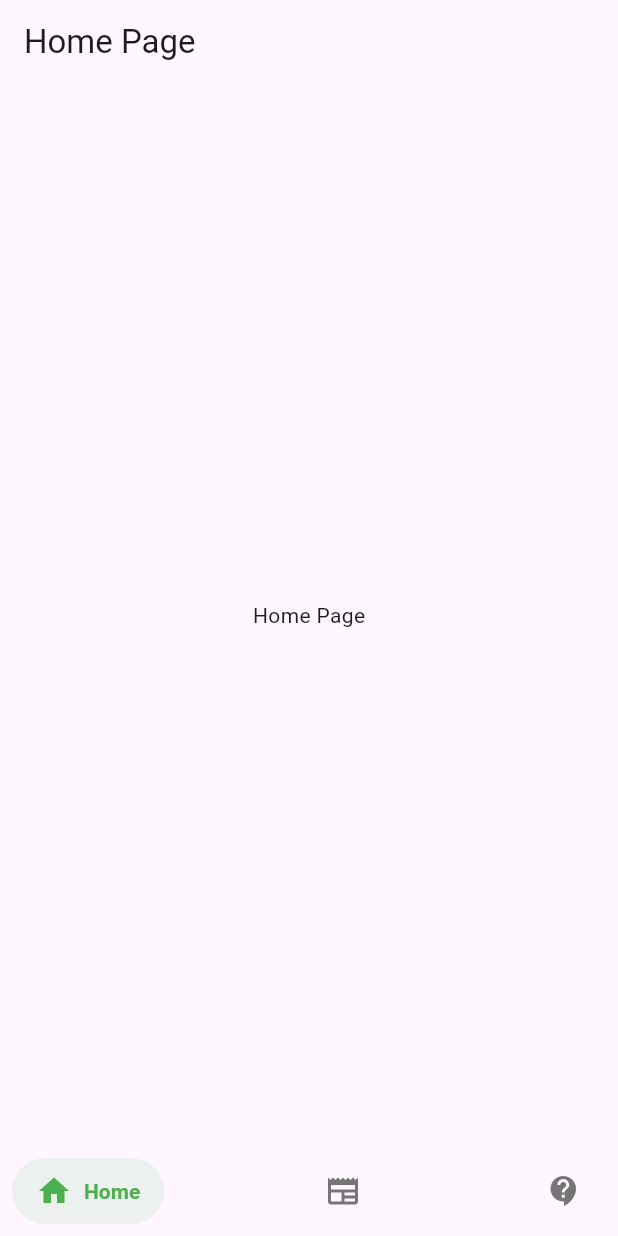
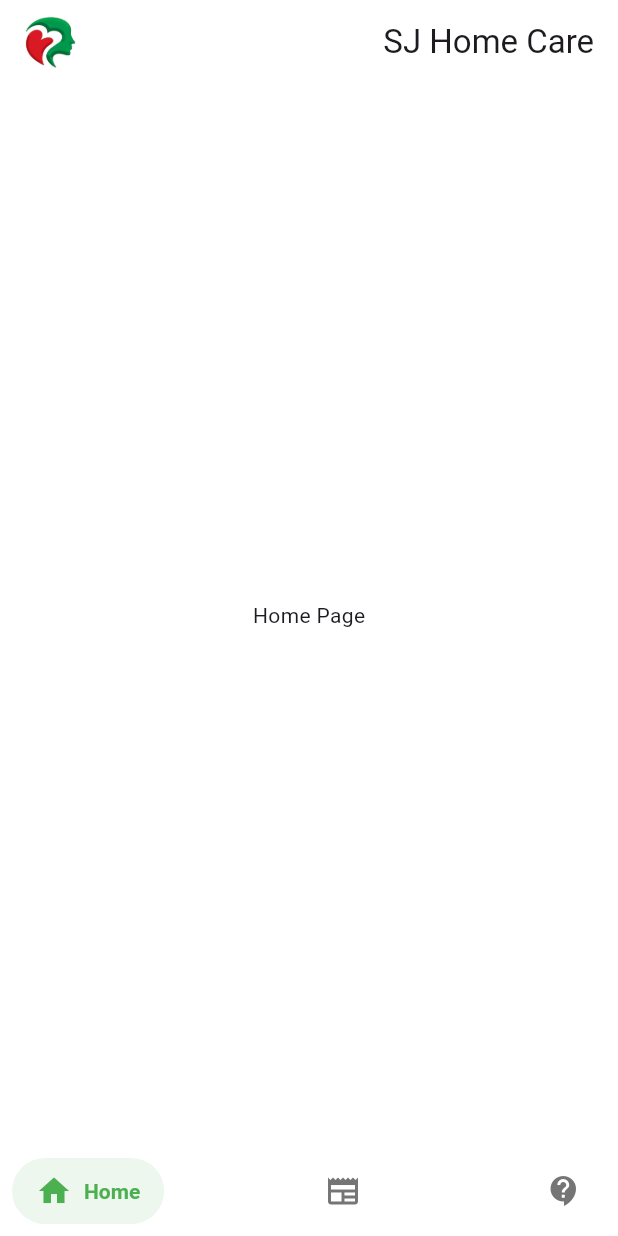
Before and after one commit to ldmallari/sjhomecare_app, a Flutter app: the screen it shows after launch, on a phone screen of 412 x 824 dp. Run offline on Flutter 3.47's test engine with Material 3 defaults, Android fonts, the light colour scheme and no system bars; drawn by our look-alikes of salomon_bottom_bar.

Commit message:
few tweaks on some screens

```diff
--- a/lib/main.dart
+++ b/lib/main.dart
@@ -29,6 +29,7 @@ class MyApp extends StatefulWidget {
 
 class _MyAppState extends State<MyApp> {
   int _selectedIndex = 0;
+  static const logo = 'lib/assets/logo.png';
 
   final List<Widget> _pages = [
     const HomeScreen(),
@@ -43,6 +44,7 @@ class _MyAppState extends State<MyApp> {
       home: Scaffold(
         body: _pages[_selectedIndex],
         bottomNavigationBar: SalomonBottomBar(
+          backgroundColor: Colors.white,
           currentIndex: _selectedIndex,
           unselectedItemColor: const Color(0xff757575),
           onTap: (index) {
@@ -77,7 +79,7 @@ class HomeScreen extends StatelessWidget {
   const HomeScreen({super.key});
   @override
   Widget build(BuildContext context) {
-    return const HomePage(title: 'Home Page');
+    return const HomePage(title: 'SJ Home Care', logo: _MyAppState.logo);
   }
 }
 
@@ -85,7 +87,7 @@ class ArticleScreen extends StatelessWidget {
   const ArticleScreen({super.key});
   @override
   Widget build(BuildContext context) {
-    return const ArticlePage(title: 'Article Page');
+    return const ArticlePage(title: 'Explore Articles', logo: _MyAppState.logo);
   }
 }
 
@@ -93,6 +95,6 @@ class SupportScreen extends StatelessWidget {
   const SupportScreen({super.key});
   @override
   Widget build(BuildContext context) {
-    return const SupportPage(title: 'Support Page');
+    return const SupportPage(title: 'Support Page', logo: _MyAppState.logo);
   }
 }
--- a/lib/screens/home.dart
+++ b/lib/screens/home.dart
@@ -1,17 +1,30 @@
 import 'package:flutter/material.dart';
 
 class HomePage extends StatelessWidget {
-  const HomePage({super.key, required this.title});
+  const HomePage({super.key, required this.logo, required this.title});
   final String title;
+  final String logo;
+
   @override
   Widget build(BuildContext context) {
     return Scaffold(
-      appBar: AppBar(
-        title: Text(title),
-      ),
-      body: Center(
-        child: Text('Home Page')
-      ),
-    );
+        appBar: AppBar(
+          backgroundColor: Colors.white,
+          automaticallyImplyLeading: false,
+          title: Row(
+            mainAxisAlignment: MainAxisAlignment.spaceBetween,
+            children: [
+              Image.asset(
+                logo,
+                width: 35,
+              ),
+              Text(title),
+            ],
+          ),
+        ),
+        body: Container(
+          color: Colors.white,
+          child: Center(child: Text('Home Page')),
+        ));
   }
 }
--- a/pubspec.yaml
+++ b/pubspec.yaml
@@ -61,9 +61,8 @@ flutter:
   uses-material-design: true
 
   # To add assets to your application, add an assets section, like this:
-  # assets:
-  #   - images/a_dot_burr.jpeg
-  #   - images/a_dot_ham.jpeg
+  assets:
+    - lib/assets/logo.png
 
   # An image asset can refer to one or more resolution-specific "variants", see
   # https://flutter.dev/to/resolution-aware-images
```
Also changed, not shown: lib/screens/article.dart (+16 -4 lines), lib/screens/support.dart (+21 -9 lines), lib/assets/logo.png (added).
